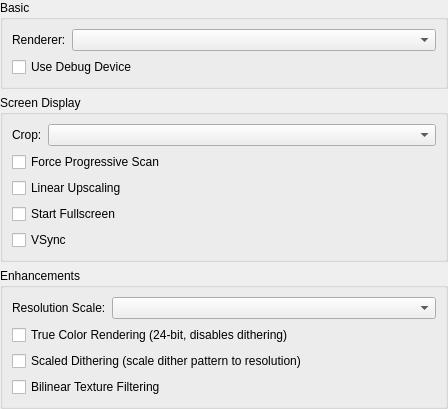
First picture: the form in src/duckstation-qt/gpusettingswidget.ui, repository kofxi3584karlayang/duckstation, before the edit.
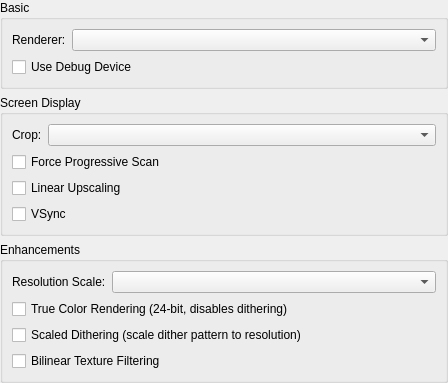
Second picture: the form after the edit.

Commit message: Qt: Properly implement "Start Fullscreen"

```diff
--- a/src/duckstation-qt/gpusettingswidget.ui
+++ b/src/duckstation-qt/gpusettingswidget.ui
@@ -83,13 +83,6 @@
        </widget>
       </item>
       <item row="3" column="0" colspan="2">
-       <widget class="QCheckBox" name="startFullscreen">
-        <property name="text">
-         <string>Start Fullscreen</string>
-        </property>
-       </widget>
-      </item>
-      <item row="4" column="0" colspan="2">
        <widget class="QCheckBox" name="vsync">
         <property name="text">
          <string>VSync</string>
```
The commit also changes 11 other files.
